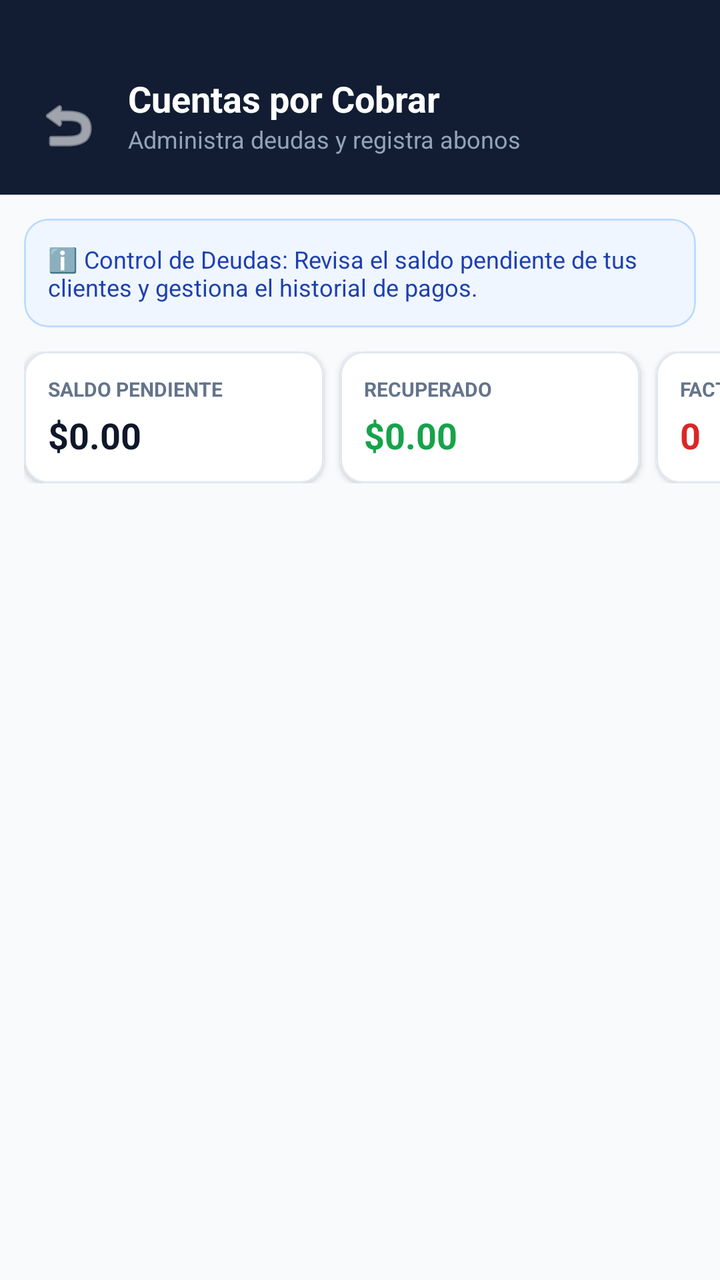
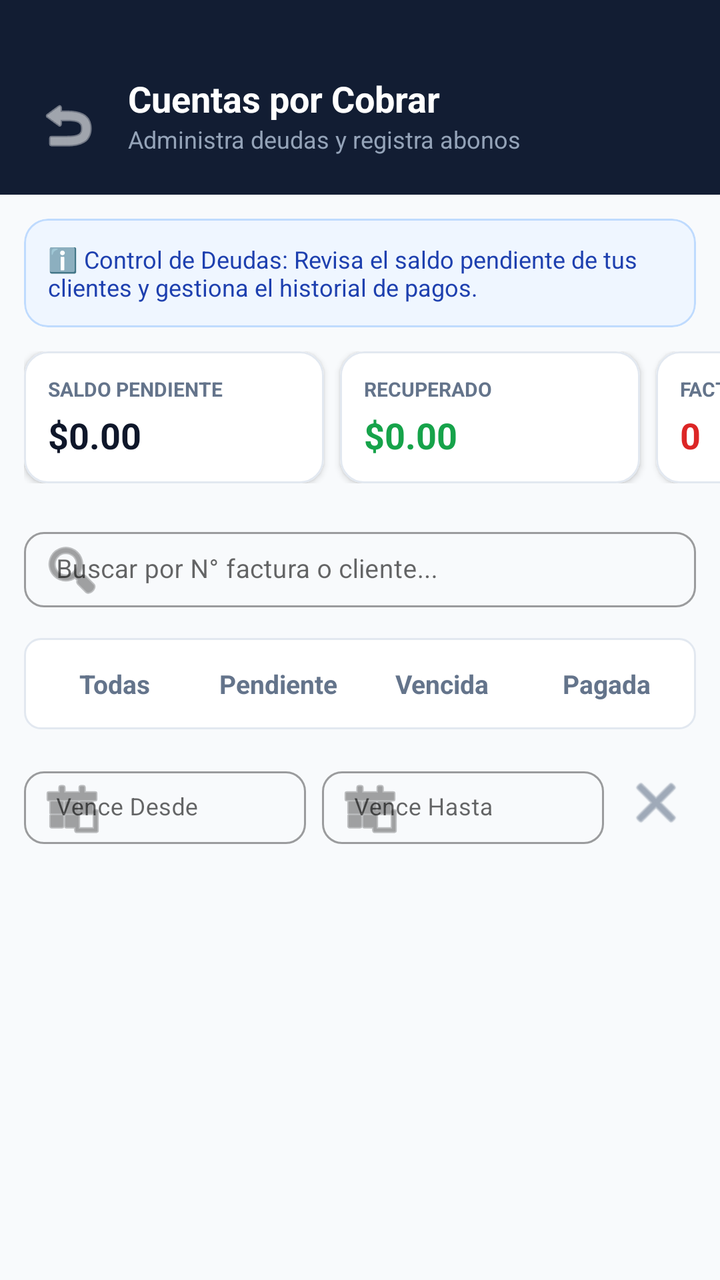

Before-and-after screenshots of an Android layout around one commit, followed by the original layout XML and the change that was made.
<!-- AndroidManifest.xml: application theme Theme.MaterialComponents.Light.NoActionBar -->
<!-- res/layout/activity_cuentas_por_cobrar.xml -->
<?xml version="1.0" encoding="utf-8"?>
<RelativeLayout xmlns:android="http://schemas.android.com/apk/res/android"
    xmlns:app="http://schemas.android.com/apk/res-auto"
    xmlns:tools="http://schemas.android.com/tools"
    android:layout_width="match_parent"
    android:layout_height="match_parent"
    android:background="#F8FAFC">

    
    <LinearLayout
        android:id="@+id/headerContainer"
        android:layout_width="match_parent"
        android:layout_height="wrap_content"
        android:background="#121D33"
        android:gravity="center_vertical"
        android:orientation="horizontal"
        android:padding="16dp">

        <ImageButton
            android:id="@+id/btnRegresar"
            android:layout_width="36dp"
            android:layout_height="36dp"
            android:layout_marginTop="14dp"
            android:background="?attr/selectableItemBackgroundBorderless"
            android:contentDescription="Regresar"
            android:src="@android:drawable/ic_menu_revert"
            app:tint="#FFFFFF" />

        <LinearLayout
            android:layout_width="0dp"
            android:layout_height="wrap_content"
            android:layout_marginTop="14dp"
            android:layout_marginStart="12dp"
            android:layout_weight="1"
            android:orientation="vertical">

            <TextView
                android:layout_width="wrap_content"
                android:layout_height="wrap_content"
                android:text="Cuentas por Cobrar"
                android:textColor="#FFFFFF"
                android:textSize="18sp"
                android:textStyle="bold" />

            <TextView
                android:layout_width="wrap_content"
                android:layout_height="27dp"
                android:text="Administra deudas y registra abonos"
                android:textColor="#94A3B8"
                android:textSize="12sp" />
        </LinearLayout>
    </LinearLayout>

    <androidx.core.widget.NestedScrollView
        android:layout_width="match_parent"
        android:layout_height="match_parent"
        android:layout_below="@id/headerContainer"
        android:fillViewport="true">

        <LinearLayout
            android:layout_width="match_parent"
            android:layout_height="wrap_content"
            android:orientation="vertical"
            android:paddingBottom="24dp">

            
            <com.google.android.material.card.MaterialCardView
                android:layout_width="match_parent"
                android:layout_height="wrap_content"
                android:layout_marginHorizontal="12dp"
                android:layout_marginTop="12dp"
                app:cardBackgroundColor="#EFF6FF"
                app:cardCornerRadius="12dp"
                app:cardElevation="0dp"
                app:strokeColor="#BFDBFE"
                app:strokeWidth="1dp">

                <TextView
                    android:layout_width="match_parent"
                    android:layout_height="wrap_content"
                    android:padding="12dp"
                    android:text="ℹ️ Control de Deudas: Revisa el saldo pendiente de tus clientes y gestiona el historial de pagos."
                    android:textColor="#1E40AF"
                    android:textSize="12sp" />
            </com.google.android.material.card.MaterialCardView>

            
            <HorizontalScrollView
                android:layout_width="match_parent"
                android:layout_height="wrap_content"
                android:layout_marginTop="12dp"
                android:clipToPadding="false"
                android:paddingHorizontal="12dp"
                android:scrollbars="none">

                <LinearLayout
                    android:layout_width="wrap_content"
                    android:layout_height="wrap_content"
                    android:orientation="horizontal">

                    
                    <com.google.android.material.card.MaterialCardView
                        android:layout_width="150dp"
                        android:layout_height="wrap_content"
                        android:layout_marginEnd="8dp"
                        app:cardBackgroundColor="#FFFFFF"
                        app:cardCornerRadius="12dp"
                        app:cardElevation="2dp"
                        app:strokeColor="#E2E8F0"
                        app:strokeWidth="1dp">

                        <LinearLayout
                            android:layout_width="match_parent"
                            android:layout_height="wrap_content"
                            android:orientation="vertical"
                            android:padding="12dp">

                            <TextView
                                android:layout_width="wrap_content"
                                android:layout_height="wrap_content"
                                android:text="SALDO PENDIENTE"
                                android:textColor="#64748B"
                                android:textSize="10sp"
                                android:textStyle="bold" />

                            <TextView
                                android:id="@+id/tvTotalPorCobrar"
                                android:layout_width="wrap_content"
                                android:layout_height="wrap_content"
                                android:layout_marginTop="4dp"
                                android:text="$0.00"
                                android:textColor="#0F172A"
                                android:textSize="18sp"
                                android:textStyle="bold" />
                        </LinearLayout>
                    </com.google.android.material.card.MaterialCardView>

                    
                    <com.google.android.material.card.MaterialCardView
                        android:layout_width="150dp"
                        android:layout_height="wrap_content"
                        android:layout_marginEnd="8dp"
                        app:cardBackgroundColor="#FFFFFF"
                        app:cardCornerRadius="12dp"
                        app:cardElevation="2dp"
                        app:strokeColor="#E2E8F0"
                        app:strokeWidth="1dp">

                        <LinearLayout
                            android:layout_width="match_parent"
                            android:layout_height="wrap_content"
                            android:orientation="vertical"
                            android:padding="12dp">

                            <TextView
                                android:layout_width="wrap_content"
                                android:layout_height="wrap_content"
                                android:text="RECUPERADO"
                                android:textColor="#64748B"
                                android:textSize="10sp"
                                android:textStyle="bold" />

                            <TextView
                                android:id="@+id/tvTotalAbonado"
                                android:layout_width="wrap_content"
                                android:layout_height="wrap_content"
                                android:layout_marginTop="4dp"
                                android:text="$0.00"
                                android:textColor="#16A34A"
                                android:textSize="18sp"
                                android:textStyle="bold" />
                        </LinearLayout>
                    </com.google.android.material.card.MaterialCardView>

                    
                    <com.google.android.material.card.MaterialCardView
                        android:layout_width="150dp"
                        android:layout_height="wrap_content"
                        app:cardBackgroundColor="#FFFFFF"
                        app:cardCornerRadius="12dp"
                        app:cardElevation="2dp"
                        app:strokeColor="#E2E8F0"
                        app:strokeWidth="1dp">

                        <LinearLayout
                            android:layout_width="match_parent"
                            android:layout_height="wrap_content"
                            android:orientation="vertical"
                            android:padding="12dp">

                            <TextView
                                android:layout_width="wrap_content"
                                android:layout_height="wrap_content"
                                android:text="FACTURAS VENCIDAS"
                                android:textColor="#64748B"
                                android:textSize="10sp"
                                android:textStyle="bold" />

                            <TextView
                                android:id="@+id/tvCuentasVencidas"
                                android:layout_width="wrap_content"
                                android:layout_height="wrap_content"
                                android:layout_marginTop="4dp"
                                android:text="0"
                                android:textColor="#DC2626"
                                android:textSize="18sp"
                                android:textStyle="bold" />
                        </LinearLayout>
                    </com.google.android.material.card.MaterialCardView>
                </LinearLayout>
            </HorizontalScrollView>

            
            <androidx.recyclerview.widget.RecyclerView
                android:id="@+id/rvCuentas"
                android:layout_width="match_parent"
                android:layout_height="wrap_content"
                android:layout_marginTop="12dp"
                android:nestedScrollingEnabled="false"
                android:paddingHorizontal="12dp" />

            
            <LinearLayout
                android:id="@+id/layoutVacio"
                android:layout_width="match_parent"
                android:layout_height="220dp"
                android:gravity="center"
                android:orientation="vertical"
                android:padding="24dp"
                android:visibility="gone"
                tools:visibility="gone">

                <TextView
                    android:layout_width="wrap_content"
                    android:layout_height="wrap_content"
                    android:text="💳"
                    android:textSize="36sp" />

                <TextView
                    android:layout_width="wrap_content"
                    android:layout_height="wrap_content"
                    android:layout_marginTop="8dp"
                    android:text="No hay cuentas por cobrar pendientes"
                    android:textColor="#64748B"
                    android:textSize="14sp"
                    android:textStyle="bold" />
            </LinearLayout>

        </LinearLayout>
    </androidx.core.widget.NestedScrollView>

    
    <FrameLayout
        android:id="@+id/layoutLoading"
        android:layout_width="match_parent"
        android:layout_height="match_parent"
        android:background="#80000000"
        android:clickable="true"
        android:focusable="true"
        android:visibility="gone">

        <ProgressBar
            android:layout_width="wrap_content"
            android:layout_height="wrap_content"
            android:layout_gravity="center"
            android:indeterminateTint="#EA580C" />
    </FrameLayout>

</RelativeLayout>
<!-- resources referenced by this layout -->
<resources>

</resources>

<!-- the commit's change to res/layout/activity_cuentas_por_cobrar.xml (unified diff, before → after) -->
@@ -29,8 +29,8 @@
         <LinearLayout
             android:layout_width="0dp"
             android:layout_height="wrap_content"
+            android:layout_marginStart="12dp"
             android:layout_marginTop="14dp"
-            android:layout_marginStart="12dp"
             android:layout_weight="1"
             android:orientation="vertical">
 
@@ -211,6 +211,166 @@
             </HorizontalScrollView>
 
             
+            <LinearLayout
+                android:layout_width="match_parent"
+                android:layout_height="wrap_content"
+                android:layout_marginHorizontal="12dp"
+                android:layout_marginTop="14dp"
+                android:orientation="vertical">
+
+                
+                <com.google.android.material.textfield.TextInputLayout
+                    style="@style/Widget.MaterialComponents.TextInputLayout.OutlinedBox"
+                    android:layout_width="match_parent"
+                    android:layout_height="wrap_content"
+                    android:hint="Buscar por N° factura o cliente..."
+                    app:boxCornerRadiusBottomEnd="10dp"
+                    app:boxCornerRadiusBottomStart="10dp"
+                    app:boxCornerRadiusTopEnd="10dp"
+                    app:boxCornerRadiusTopStart="10dp"
+                    app:startIconDrawable="@android:drawable/ic_menu_search">
+
+                    <com.google.android.material.textfield.TextInputEditText
+                        android:id="@+id/etBuscar"
+                        android:layout_width="match_parent"
+                        android:layout_height="wrap_content"
+                        android:imeOptions="actionSearch"
+                        android:inputType="text"
+                        android:paddingVertical="10dp"
+                        android:textSize="13sp" />
+                </com.google.android.material.textfield.TextInputLayout>
+
+                
+                <LinearLayout
+                    android:id="@+id/chipGroupEstado"
+                    android:layout_width="match_parent"
+                    android:layout_height="wrap_content"
+                    android:layout_marginTop="10dp"
+                    android:background="@drawable/bg_input_field"
+                    android:orientation="horizontal"
+                    android:padding="4dp">
+
+                    <TextView
+                        android:id="@+id/chipTodas"
+                        android:layout_width="0dp"
+                        android:layout_height="wrap_content"
+                        android:layout_weight="1"
+                        android:gravity="center"
+                        android:padding="10dp"
+                        android:text="Todas"
+                        android:textColor="#64748B"
+                        android:textSize="13sp"
+                        android:textStyle="bold" />
+
+                    <TextView
+                        android:id="@+id/chipPendiente"
+                        android:layout_width="0dp"
+                        android:layout_height="wrap_content"
+                        android:layout_weight="1"
+                        android:gravity="center"
+                        android:padding="10dp"
+                        android:text="Pendiente"
+                        android:textColor="#64748B"
+                        android:textSize="13sp"
+                        android:textStyle="bold" />
+
+                    <TextView
+                        android:id="@+id/chipVencida"
+                        android:layout_width="0dp"
+                        android:layout_height="wrap_content"
+                        android:layout_weight="1"
+                        android:gravity="center"
+                        android:padding="10dp"
+                        android:text="Vencida"
+                        android:textColor="#64748B"
+                        android:textSize="13sp"
+                        android:textStyle="bold" />
+
+                    <TextView
+                        android:id="@+id/chipPagada"
+                        android:layout_width="0dp"
+                        android:layout_height="wrap_content"
+                        android:layout_weight="1"
+                        android:gravity="center"
+                        android:padding="10dp"
+                        android:text="Pagada"
+                        android:textColor="#64748B"
+                        android:textSize="13sp"
+                        android:textStyle="bold" />
+                </LinearLayout>
+
+                
+                <LinearLayout
+                    android:layout_width="match_parent"
+                    android:layout_height="wrap_content"
+                    android:layout_marginTop="10dp"
+                    android:gravity="center_vertical"
+                    android:orientation="horizontal">
+
+                    
+                    <com.google.android.material.textfield.TextInputLayout
+                        style="@style/Widget.MaterialComponents.TextInputLayout.OutlinedBox"
+                        android:layout_width="0dp"
+                        android:layout_height="wrap_content"
+                        android:layout_weight="1"
+                        android:hint="Vence Desde"
+                        app:boxCornerRadiusBottomEnd="10dp"
+                        app:boxCornerRadiusBottomStart="10dp"
+                        app:boxCornerRadiusTopEnd="10dp"
+                        app:boxCornerRadiusTopStart="10dp"
+                        app:startIconDrawable="@android:drawable/ic_menu_today">
+
+                        <com.google.android.material.textfield.TextInputEditText
+                            android:id="@+id/etFechaDesde"
+                            android:layout_width="match_parent"
+                            android:layout_height="wrap_content"
+                            android:clickable="true"
+                            android:focusable="false"
+                            android:inputType="none"
+                            android:paddingVertical="10dp"
+                            android:textSize="12sp" />
+                    </com.google.android.material.textfield.TextInputLayout>
+
+                    
+                    <com.google.android.material.textfield.TextInputLayout
+                        style="@style/Widget.MaterialComponents.TextInputLayout.OutlinedBox"
+                        android:layout_width="0dp"
+                        android:layout_height="wrap_content"
+                        android:layout_marginStart="8dp"
+                        android:layout_weight="1"
+                        android:hint="Vence Hasta"
+                        app:boxCornerRadiusBottomEnd="10dp"
+                        app:boxCornerRadiusBottomStart="10dp"
+                        app:boxCornerRadiusTopEnd="10dp"
+                        app:boxCornerRadiusTopStart="10dp"
+                        app:startIconDrawable="@android:drawable/ic_menu_today">
+
+                        <com.google.android.material.textfield.TextInputEditText
+                            android:id="@+id/etFechaHasta"
+                            android:layout_width="match_parent"
+                            android:layout_height="wrap_content"
+                            android:clickable="true"
+                            android:focusable="false"
+                            android:inputType="none"
+                            android:paddingVertical="10dp"
+                            android:textSize="12sp" />
+                    </com.google.android.material.textfield.TextInputLayout>
+
+                    
+                    <ImageButton
+                        android:id="@+id/btnLimpiarFechas"
+                        android:layout_width="40dp"
+                        android:layout_height="40dp"
+                        android:layout_marginStart="6dp"
+                        android:background="?attr/selectableItemBackgroundBorderless"
+                        android:contentDescription="Limpiar rango de fechas"
+                        android:src="@android:drawable/ic_menu_close_clear_cancel"
+                        app:tint="#64748B" />
+                </LinearLayout>
+
+            </LinearLayout>
+
+            
             <androidx.recyclerview.widget.RecyclerView
                 android:id="@+id/rvCuentas"
                 android:layout_width="match_parent"
@@ -218,6 +378,25 @@
                 android:layout_marginTop="12dp"
                 android:nestedScrollingEnabled="false"
                 android:paddingHorizontal="12dp" />
+
+            
+            <LinearLayout
+                android:id="@+id/layoutSinResultados"
+                android:layout_width="match_parent"
+                android:layout_height="180dp"
+                android:gravity="center"
+                android:orientation="vertical"
+                android:padding="24dp"
+                android:visibility="gone">
+
+                <TextView
+                    android:layout_width="wrap_content"
+                    android:layout_height="wrap_content"
+                    android:gravity="center"
+                    android:text="No se encontraron cuentas con esos filtros."
+                    android:textColor="#94A3B8"
+                    android:textSize="13sp" />
+            </LinearLayout>
 
             
             <LinearLayout
<!-- resource entries referenced after the edit -->
@@ -1,5 +1,13 @@
 <!-- resources referenced by this layout -->
 <resources>
-
+  <!-- drawable bg_input_field (drawable) -->
+  <?xml version="1.0" encoding="utf-8"?>
+  <shape xmlns:android="http://schemas.android.com/apk/res/android">
+      <solid android:color="@color/card_background" />
+      <stroke android:width="1dp" android:color="@color/input_stroke" />
+      <corners android:radius="8dp" />
+  </shape>
+  <color name="card_background">#FFFFFF</color>
+  <color name="input_stroke">#E2E8F0</color>
 </resources>
 
